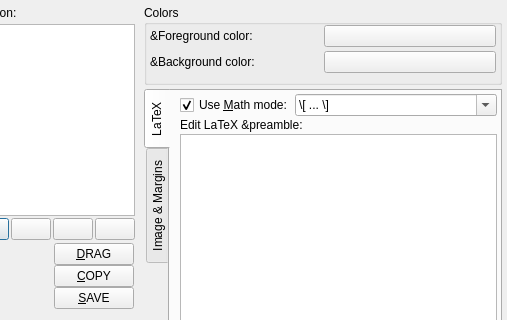
Old version of the form src/klfmainwin.ui in the repository CryFeiFei/klatexformula; both pictures show x 239 to 746 and y 0 to 320 of the 746 by 421 pixel window.
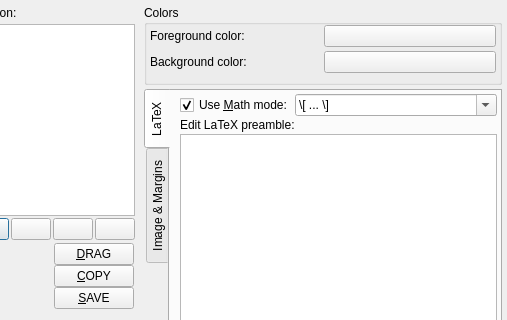
New version of the form. Icons and pictures are not drawn. Custom widgets are drawn as their Qt base class.

Commit message: * introduction and early devel stage of KLFRelativeFont class * better "transparent/default" state to KLFColorChooser * added some latex symbols (\sin,\cos, ..., \sket,\sbra,\sketbra) * more small tweaks

```diff
--- a/src/klfmainwin.ui
+++ b/src/klfmainwin.ui
@@ -534,7 +534,7 @@
           <item row="0" column="0">
            <widget class="QLabel" name="lblFg">
             <property name="text">
-             <string>&amp;Foreground color:</string>
+             <string>Foreground color:</string>
             </property>
             <property name="wordWrap">
              <bool>false</bool>
@@ -551,7 +551,7 @@
           <item row="1" column="0">
            <widget class="QLabel" name="lblBg">
             <property name="text">
-             <string>&amp;Background color:</string>
+             <string>Background color:</string>
             </property>
             <property name="wordWrap">
              <bool>false</bool>
@@ -648,7 +648,7 @@
               </sizepolicy>
              </property>
              <property name="text">
-              <string>Edit LaTeX &amp;preamble:</string>
+              <string>Edit LaTeX preamble:</string>
              </property>
              <property name="alignment">
               <set>Qt::AlignLeading|Qt::AlignLeft|Qt::AlignTop</set>
```
Left out of the diff: 2 changed lines with no effect on the pictures. The commit also changes 7 other files.
